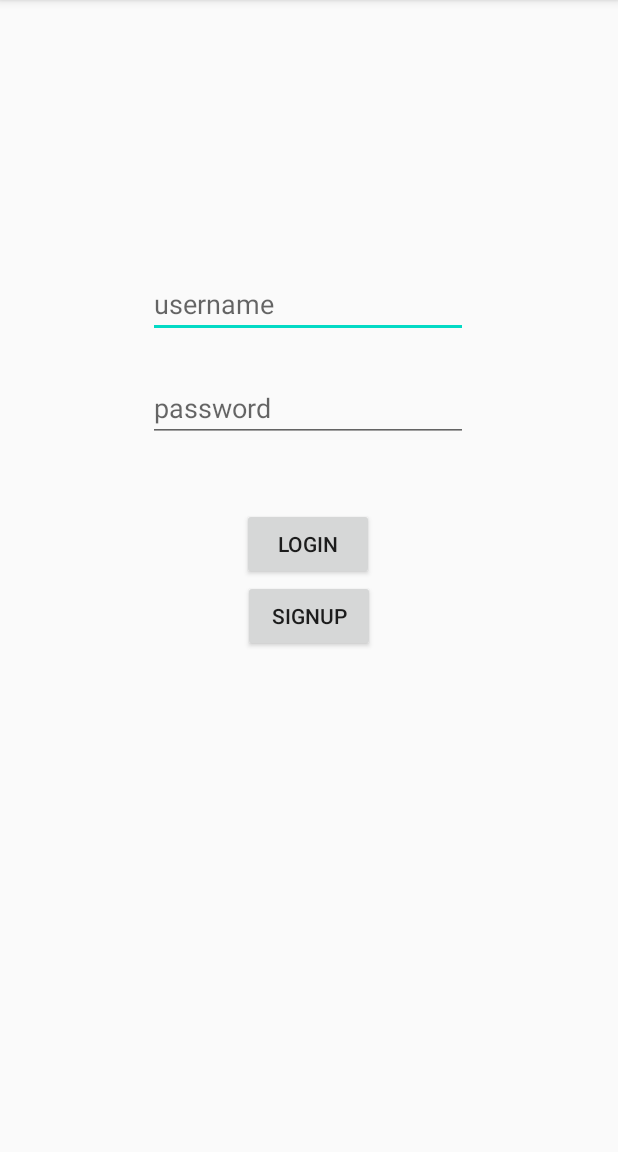
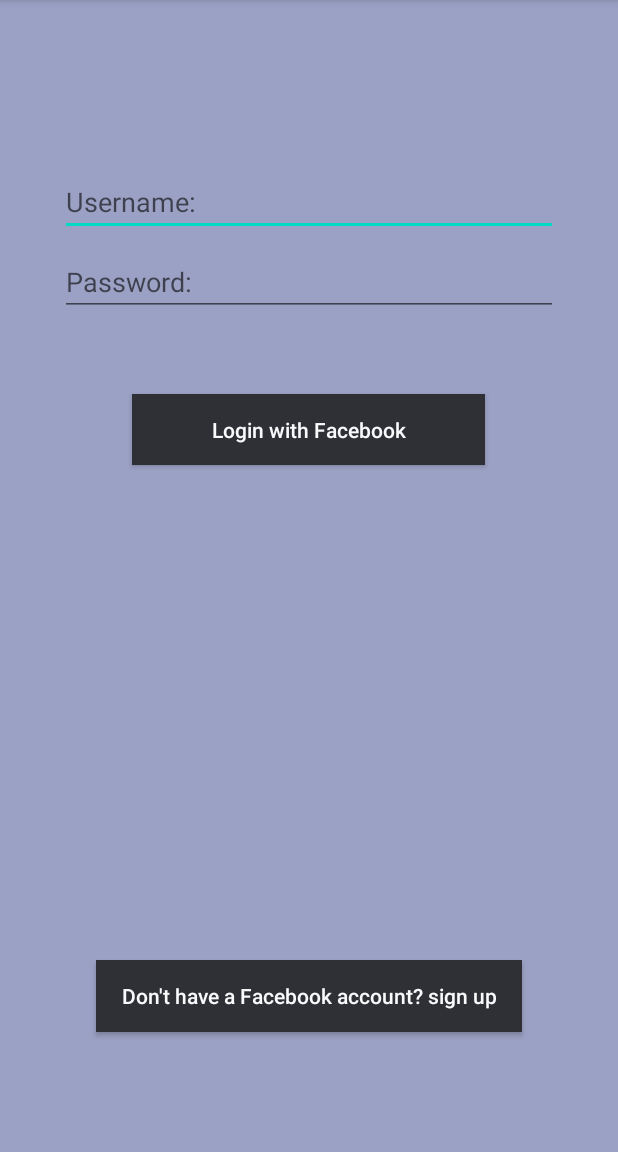
Before and after one commit to saikz72/SupportQ, an Android app: the screen it shows after launch (LoginActivity), on a phone screen of 412 x 824 dp, the part 84-1236 px from its top. Run offline under Robolectric (Android 15) with nearby library versions, the phone set to English and light mode, and no system bars; libraries missing offline, so code that uses them is left out: com.parse; 5 statements that could not run were skipped.

Commit message:
code clean-up

```diff
--- a/app/build.gradle
+++ b/app/build.gradle
@@ -43,5 +43,6 @@
     // Glide v4 uses this new annotation processor -- see https://bumptech.github.io/glide/doc/generatedapi.html
     annotationProcessor 'com.github.bumptech.glide:compiler:4.11.0'
     implementation "androidx.cardview:cardview:1.0.0"
+    implementation 'com.jakewharton.timber:timber:4.7.1'
 
 }
--- a/app/src/main/java/com/example/supportq/Activities/LoginActivity.java
+++ b/app/src/main/java/com/example/supportq/Activities/LoginActivity.java
@@ -13,8 +13,9 @@
 import com.example.supportq.R;
 import com.parse.LogInCallback;
 import com.parse.ParseException;
+import com.parse.ParseFacebookUtils;
 import com.parse.ParseUser;
-import com.parse.SignUpCallback;
+
 
 public class LoginActivity extends AppCompatActivity {
     private EditText etPassword;
@@ -22,17 +23,15 @@
     private Button btnLogin;
     private Button btnSignUp;
     public static final String TAG = "LoginActivity";
+
     @Override
     protected void onCreate(Bundle savedInstanceState) {
         super.onCreate(savedInstanceState);
-        // TODO --> integrate facebook sdk
-        //FacebookSdk.setIsDebugEnabled(true);
-        //FacebookSdk.addLoggingBehavior(LoggingBehavior.INCLUDE_ACCESS_TOKENS);
         setContentView(R.layout.activity_login);
 
         //allows for persistence
         ParseUser currentUser = ParseUser.getCurrentUser();
-        if(currentUser != null){
+        if (currentUser != null) {
             goToMainActivity();
         }
 
@@ -41,61 +40,57 @@
         SignUpButtonListener();
     }
 
-    public void setViews(){
+    public void setViews() {
         etPassword = findViewById(R.id.etPassword);
         etUsername = findViewById(R.id.etUsername);
         btnLogin = findViewById(R.id.btnLogin);
         btnSignUp = findViewById(R.id.btnSignUp);
     }
 
-    public void loginButtonListener(){
+    public void loginButtonListener() {
         btnLogin.setOnClickListener(new View.OnClickListener() {
             @Override
             public void onClick(View view) {
-                String username = etUsername.getText().toString();
-                String password = etPassword.getText().toString();
-                loginUser(username, password);
+                btnLogin.setVisibility(View.INVISIBLE);
+                ParseFacebookUtils.logInWithReadPermissionsInBackground(LoginActivity.this, null, new LogInCallback() {
+                    @Override
+                    public void done(ParseUser user, ParseException e) {
+                        if (e != null) {
+                            Log.e(TAG, "done: ", e);
+                            Toast.makeText(LoginActivity.this, "something went wrong", Toast.LENGTH_SHORT).show();
+                            btnLogin.setVisibility(View.INVISIBLE);
+                        } else if (user == null) {
+                            btnLogin.setVisibility(View.VISIBLE);
+                        }
+                        logUser(user);
+                    }
+                });
             }
         });
     }
 
-    public void SignUpButtonListener(){
+    private void logUser(ParseUser user) {
+        if (user.isNew()) {
+            Intent intent = new Intent(LoginActivity.this, RegistrationActivity.class);
+            startActivity(intent);
+        } else {
+            Intent intent = new Intent(LoginActivity.this, MainActivity.class);
+            startActivity(intent);
+        }
+        finish();
+    }
+    @Override
+    protected void onActivityResult(int requestCode, int resultCode, Intent data) {
+        super.onActivityResult(requestCode, resultCode, data);
+        ParseFacebookUtils.onActivityResult(requestCode, resultCode, data);
+    }
+
+    public void SignUpButtonListener() {
         btnSignUp.setOnClickListener(new View.OnClickListener() {
             @Override
             public void onClick(View view) {
-                String username = etUsername.getText().toString();
-                String password = etPassword.getText().toString();
-                ParseUser user = new ParseUser();
-                user.setUsername(username);
-                user.setPassword(password);
-                signUpUser(user);
-            }
-        });
-    }
-
-    private void signUpUser(ParseUser user) {
-        user.signUpInBackground(new SignUpCallback() {
-            @Override
-            public void done(ParseException e) {
-                if(e != null){
-                    Toast.makeText(LoginActivity.this, "something went wrong", Toast.LENGTH_SHORT).show();
-                    return;
-                }
-                goToMainActivity();
-            }
-        });
-    }
-
-    private void loginUser(String username, String password) {
-        ParseUser.logInInBackground(username, password, new LogInCallback() {
-            @Override
-            public void done(ParseUser user, ParseException e) {
-                if(e != null){
-                    Log.d(TAG, "Issue with login");
-                    Toast.makeText(LoginActivity.this, "Error while trying to login", Toast.LENGTH_SHORT).show();   //error with login
-                    return;
-                }
-                goToMainActivity();
+                Intent intent = new Intent(LoginActivity.this, SignUpActivity.class);
+                startActivity(intent);
             }
         });
     }
@@ -103,6 +98,7 @@
     private void goToMainActivity() {
         Intent intent = new Intent(this, MainActivity.class);
         startActivity(intent);
+        finish();
     }
 
 }
--- a/app/src/main/java/com/example/supportq/Adapters/ProfileAdapter.java
+++ b/app/src/main/java/com/example/supportq/Adapters/ProfileAdapter.java
@@ -2,6 +2,7 @@
 
 import android.content.Context;
 import android.graphics.Color;
+import android.util.Log;
 import android.view.LayoutInflater;
 import android.view.View;
 import android.view.ViewGroup;
@@ -132,13 +133,15 @@
 
         public void bind(Question question) throws ParseException {
             String username = question.getUser().fetch().getUsername();
+            Log.d("h", "bind: "+ username);
             tvDescription.setText(question.getDescription());
             card.setCardBackgroundColor(Color.parseColor("#E6E6E6"));
             card.setMaxCardElevation(0.0f);
             card.setRadius(5.0f);
-            replyButtonClicked();
             deleteButtonClicked(question);
             String timeAgo = question.getRelativeTimeAgo(question.getDate().toString());
+            Log.d("df", "bind: "+ timeAgo);
+
             tvTimeStamp.setText(timeAgo);
             tvUsername.setText(username);
             setButton(ivLike, question.isLiked(),
--- a/app/src/main/java/com/example/supportq/Models/Question.java
+++ b/app/src/main/java/com/example/supportq/Models/Question.java
@@ -3,7 +3,6 @@
 import android.text.format.DateUtils;
 
 import com.parse.ParseClassName;
-import com.parse.ParseFile;
 import com.parse.ParseObject;
 import com.parse.ParseUser;
 
--- a/app/src/main/java/com/example/supportq/ParseApplication.java
+++ b/app/src/main/java/com/example/supportq/ParseApplication.java
@@ -4,6 +4,7 @@
 
 import com.example.supportq.Models.Question;
 import com.parse.Parse;
+import com.parse.ParseFacebookUtils;
 import com.parse.ParseObject;
 
 public class ParseApplication extends Application {
@@ -22,8 +23,7 @@
                 .clientKey("final-fbu-project")  // set explicitly unless clientKey is explicitly configured on Parse server
                 .server("https://support-q.herokuapp.com/parse/").build());
         //TODO --> facebook sdk
-        //ParseFacebookUtils.initialize(this);
-        //FacebookSdk.sdkInitialize(getApplicationContext());
+        ParseFacebookUtils.initialize(this);
 
     }
 }
--- a/app/src/main/res/layout/activity_login.xml
+++ b/app/src/main/res/layout/activity_login.xml
@@ -1,54 +1,96 @@
 <?xml version="1.0" encoding="utf-8"?>
-<androidx.constraintlayout.widget.ConstraintLayout xmlns:android="http://schemas.android.com/apk/res/android"
+<androidx.constraintlayout.widget.ConstraintLayout
+    xmlns:android="http://schemas.android.com/apk/res/android"
     xmlns:app="http://schemas.android.com/apk/res-auto"
     xmlns:tools="http://schemas.android.com/tools"
+    android:id="@+id/container"
     android:layout_width="match_parent"
     android:layout_height="match_parent"
-    tools:context=".Activities.LoginActivity">
+    android:paddingLeft="@dimen/activity_horizontal_margin"
+    android:paddingTop="@dimen/activity_vertical_margin"
+    android:paddingRight="@dimen/activity_horizontal_margin"
+    android:paddingBottom="@dimen/activity_vertical_margin"
+    android:background="#9ba1c4">
 
     <EditText
         android:id="@+id/etUsername"
-        android:layout_width="wrap_content"
+        android:layout_width="0dp"
         android:layout_height="wrap_content"
-        android:layout_marginTop="180dp"
-        android:ems="10"
-        android:inputType="textPersonName"
-        android:hint="@string/username"
+        android:layout_marginStart="24dp"
+        android:layout_marginTop="96dp"
+        android:layout_marginEnd="24dp"
+        android:hint="@string/prompt_email"
+        android:inputType="textEmailAddress"
+        android:selectAllOnFocus="true"
         app:layout_constraintEnd_toEndOf="parent"
-        app:layout_constraintHorizontal_bias="0.497"
         app:layout_constraintStart_toStartOf="parent"
         app:layout_constraintTop_toTopOf="parent" />
 
+
     <EditText
         android:id="@+id/etPassword"
-        android:layout_width="wrap_content"
+        android:layout_width="0dp"
         android:layout_height="wrap_content"
-        android:layout_marginTop="24dp"
-        android:ems="10"
-        android:hint="@string/password"
+        android:layout_marginStart="24dp"
+        android:layout_marginTop="8dp"
+        android:layout_marginEnd="24dp"
+        android:hint="@string/prompt_password"
+        android:imeOptions="actionDone"
         android:inputType="textPassword"
+        android:selectAllOnFocus="true"
         app:layout_constraintEnd_toEndOf="parent"
-        app:layout_constraintHorizontal_bias="0.497"
         app:layout_constraintStart_toStartOf="parent"
         app:layout_constraintTop_toBottomOf="@+id/etUsername" />
 
     <Button
         android:id="@+id/btnLogin"
-        android:layout_width="wrap_content"
-        android:layout_height="wrap_content"
-        android:layout_marginTop="44dp"
-        android:text="Login"
+        android:layout_width="235dp"
+        android:layout_height="47dp"
+        android:layout_gravity="start"
+        android:layout_marginStart="48dp"
+        android:layout_marginTop="52dp"
+        android:layout_marginEnd="48dp"
+        android:textAllCaps="false"
+        android:textColor="#f9fafc"
+        android:text="@string/action_sign_in"
+        android:background="#2f3035"
         app:layout_constraintEnd_toEndOf="parent"
-        app:layout_constraintHorizontal_bias="0.498"
+        app:layout_constraintHorizontal_bias="0.497"
         app:layout_constraintStart_toStartOf="parent"
         app:layout_constraintTop_toBottomOf="@+id/etPassword" />
 
     <Button
         android:id="@+id/btnSignUp"
+        android:layout_width="match_parent"
+        android:layout_height="wrap_content"
+        android:layout_gravity="start"
+        android:layout_marginStart="48dp"
+        android:layout_marginEnd="48dp"
+        android:layout_marginBottom="64dp"
+        android:background="#2f3035"
+        android:textAllCaps="false"
+        android:textColor="#f9fafc"
+        android:text="@string/action_sign_up"
+        app:layout_constraintBottom_toBottomOf="parent"
+        app:layout_constraintEnd_toEndOf="parent"
+        app:layout_constraintStart_toStartOf="parent"
+        app:layout_constraintTop_toBottomOf="@+id/btnLogin"
+        app:layout_constraintVertical_bias="1.0" />
+
+    <ProgressBar
+        android:id="@+id/loading"
         android:layout_width="wrap_content"
         android:layout_height="wrap_content"
-        android:text="SignUp"
-        app:layout_constraintEnd_toEndOf="parent"
-        app:layout_constraintStart_toStartOf="parent"
-        app:layout_constraintTop_toBottomOf="@+id/btnLogin" />
+        android:layout_gravity="center"
+        android:layout_marginStart="32dp"
+        android:layout_marginTop="64dp"
+        android:layout_marginEnd="32dp"
+        android:layout_marginBottom="64dp"
+        android:visibility="gone"
+        app:layout_constraintBottom_toBottomOf="parent"
+        app:layout_constraintEnd_toEndOf="@+id/etPassword"
+        app:layout_constraintStart_toStartOf="@+id/etPassword"
+        app:layout_constraintTop_toTopOf="parent"
+        app:layout_constraintVertical_bias="0.3" />
+
 </androidx.constraintlayout.widget.ConstraintLayout>
--- a/app/src/main/res/values/strings.xml
+++ b/app/src/main/res/values/strings.xml
@@ -6,4 +6,9 @@
     <string name="fb_login_protocol_scheme">fb875574549619706</string>
     <!-- TODO: Remove or change this placeholder text -->
     <string name="hello_blank_fragment">Hello blank fragment</string>
+    <string name="register">register</string>
+    <string name="action_sign_in">Login with Facebook</string>
+    <string name="action_sign_up">Don\'t have a Facebook account? sign up</string>
+    <string name="prompt_password">"Password: "</string>
+    <string name="prompt_email">"Username: "</string>
 </resources>
```
Also changed, not shown: app/src/main/AndroidManifest.xml (+5 -5 lines), app/src/main/java/com/example/supportq/Fragments/ProfileFragment.java (+13 -3 lines).
